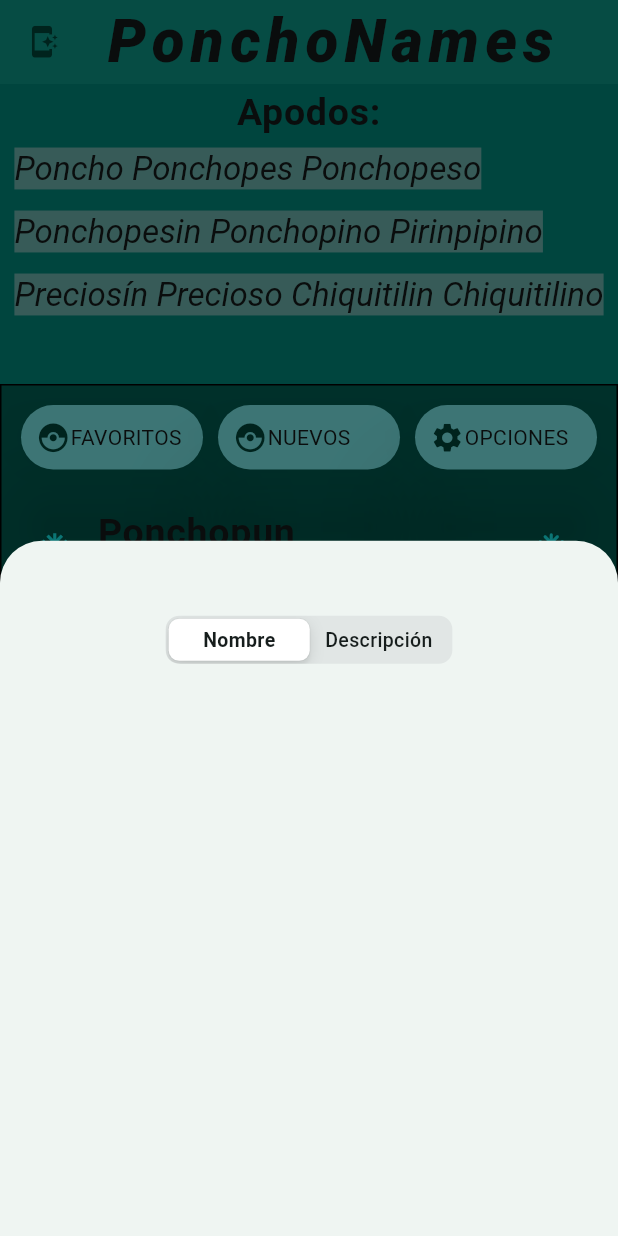
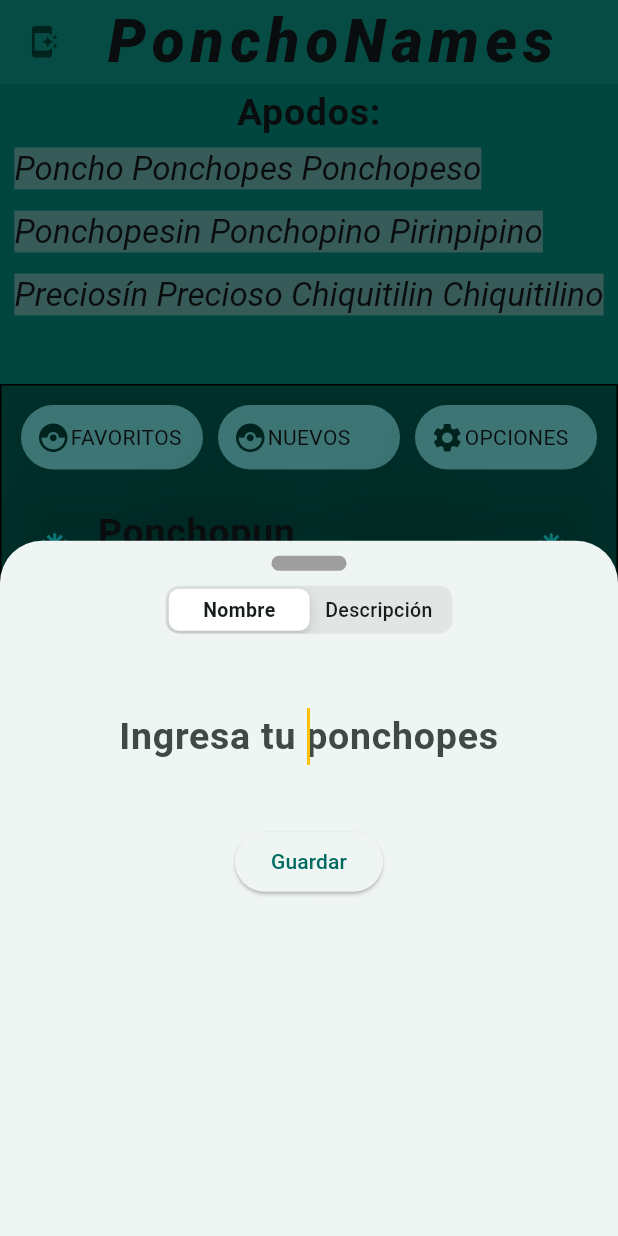
Before and after one commit to KahanaEnder/real_app, a Flutter app: the screen it shows after launch, after a tap on the "add" icon, on a phone screen of 412 x 824 dp. Run offline on Flutter 3.47's test engine with Material 3 defaults, Android fonts, the phone set to English and light mode, and no system bars.

Commit message:
Ultimo Commit por ahora

```diff
--- a/lib/view/components/my_body.dart
+++ b/lib/view/components/my_body.dart
@@ -87,3 +87,11 @@ class MyBody extends StatelessWidget {
     );
   }
 }
+class MyWidget extends StatelessWidget {
+  const MyWidget({super.key});
+
+  @override
+  Widget build(BuildContext context) {
+    return const Placeholder();
+  }
+}
--- a/lib/view/home_screen.dart
+++ b/lib/view/home_screen.dart
@@ -41,13 +41,26 @@ class _HomeScreenState extends State<HomeScreen> {
       floatingActionButton: FloatingActionButton(
         onPressed: () {
           showModalBottomSheet(
+            isScrollControlled: false,
             context: context,
             builder: (context) {
               return Column(
+                //crossAxisAlignment: CrossAxisAlignment.stretch,
                 children: [
                   SizedBox(
-                    height: 50,
-                    width: 800,
+                    height: 10,
+                    width: double.infinity,
+                  ),
+                  Container(
+                    height: 10,
+                    width: 50,
+                    decoration: BoxDecoration(color: Colors.grey,borderRadius: BorderRadius.circular(5)),
+                    alignment: Alignment.center,
+                    padding: EdgeInsets.all(20),
+                  ),
+                  SizedBox(
+                    height: 10,
+                    width: double.infinity,
                   ),
                   CupertinoSlidingSegmentedControl(
                   groupValue: typeIndex,
@@ -59,7 +72,25 @@ class _HomeScreenState extends State<HomeScreen> {
                     setState(() {
                       typeIndex = value;
                     });
-                  })
+                  }),
+                  SizedBox(
+                    height: 50,
+                  ),
+                  TextField(
+                    autofocus: true,
+                    textAlign: TextAlign.center,
+                    cursorColor: Colors.amber,
+                    decoration: InputDecoration.collapsed(hintText: "Ingresa tu ponchopes"),
+                    keyboardAppearance: Brightness.dark,
+                    keyboardType: TextInputType.name,
+                  ),
+                  SizedBox(
+                    height: 40,
+                    width: double.infinity,
+                  ),
+                  ElevatedButton(
+                    onPressed: () {},
+                    child: Text("Guardar"))
                 ],
               );
             }
```
